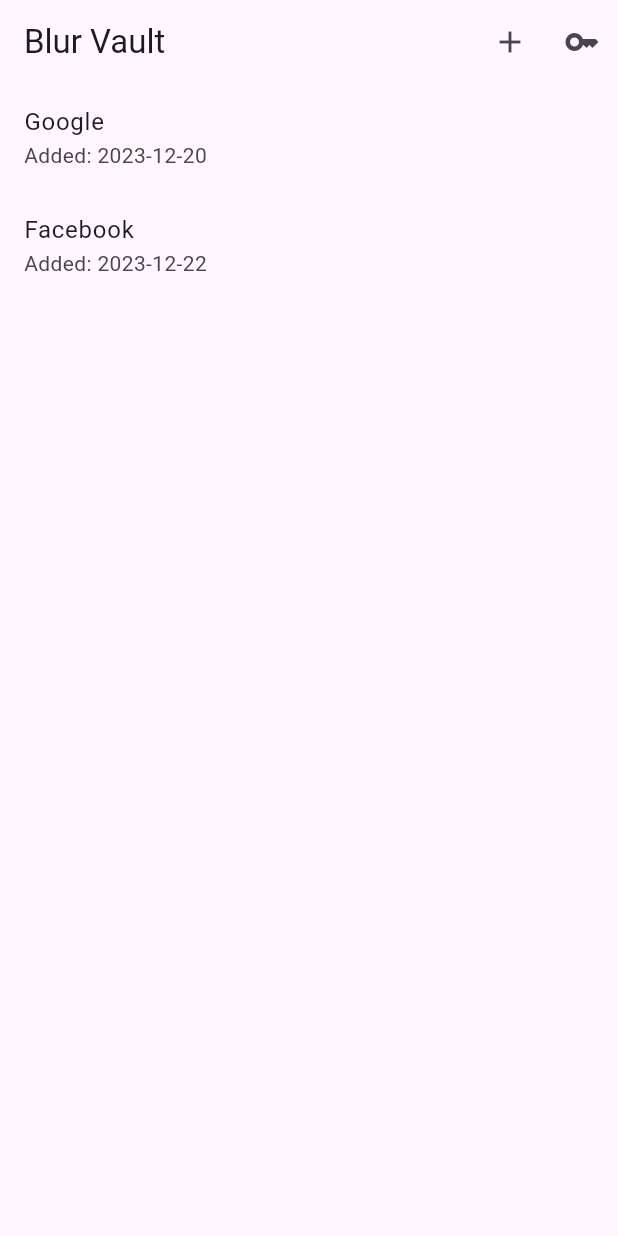
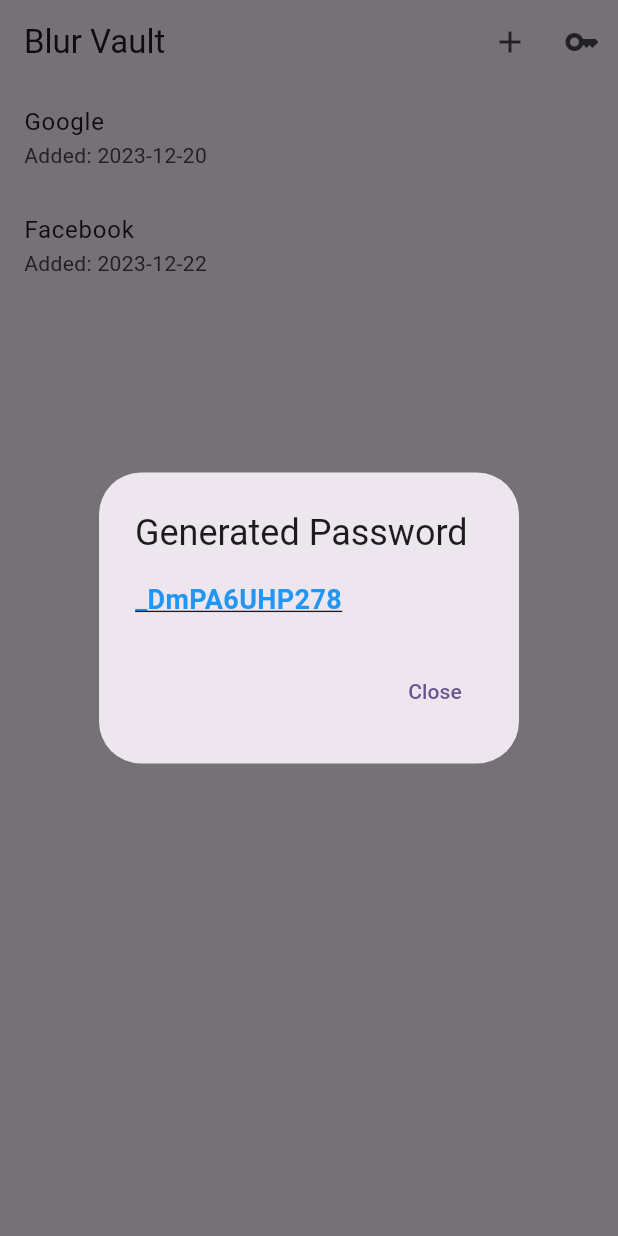
Before and after one commit to kevinrev26/blur-vault, a Flutter app: the screen it shows after launch, after a tap on the "key" icon, on a phone screen of 412 x 824 dp. Run offline on Flutter 3.47's test engine with Material 3 defaults, Android fonts, the phone set to English and light mode, and no system bars.

Commit message:
Generate random password popup

```diff
--- a/lib/main.dart
+++ b/lib/main.dart
@@ -1,4 +1,6 @@
 import 'package:flutter/material.dart';
+import 'dart:math';
+import 'package:flutter/services.dart';
 
 void main() {
   runApp(const MyApp());
@@ -48,16 +50,59 @@
     {'name': 'Facebook', 'password': '******', 'dateAdded': '2023-12-22'},
   ];
 
+  final int passwordLength = 12;
+
   void _addAccount() {
     // Navigate to Add Account screen
     // TODO: Implement navigation to View 3
     print("Add Account button pressed");
   }
 
+  String _generateRandomPassword(int length) {
+    const chars =
+        "ABCDEFGHIJKLMNOPQRSTUVWXYZabcdefghijklmnopqrstuvwxyz0123456789!@#\$%^&*()_+";
+    Random random = Random();
+    return List.generate(length, (index) => chars[random.nextInt(chars.length)])
+        .join();
+  }
+
   void _generatePassword() {
-    // Open password generator popup
-    // TODO: Implement password generator popup
-    print("Generate Password button pressed");
+    final password = _generateRandomPassword(passwordLength);
+    showDialog(
+        context: context,
+        builder: (contentx) {
+          return AlertDialog(
+              title: Text('Generated Password'),
+              content: Stack(
+                children: [
+                  // the password displayed for selection
+                  SelectableText(
+                    password,
+                    style: TextStyle(
+                      fontSize: 18,
+                      fontWeight: FontWeight.bold,
+                      color: Colors.blue,
+                      decoration: TextDecoration.underline,
+                    ),
+                  ),
+                  // invisiable overlay
+                  Positioned.fill(child: GestureDetector(
+                    onTap: () {
+                      Clipboard.setData(ClipboardData(text: password));
+                      ScaffoldMessenger.of(context).showSnackBar(
+                        SnackBar(
+                            content: Text('Passowrd copied to clipboard!')),
+                      );
+                    },
+                  )),
+                ],
+              ),
+              actions: [
+                TextButton(
+                    onPressed: () => Navigator.pop(context),
+                    child: Text('Close'))
+              ]);
+        });
   }
 
   void _showAccountDetails(Map<String, String> account) {
```
